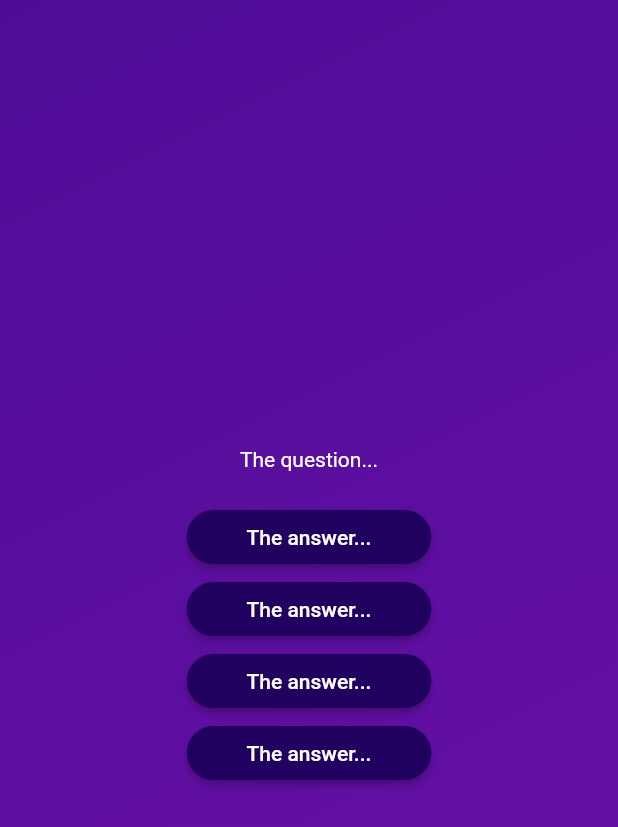
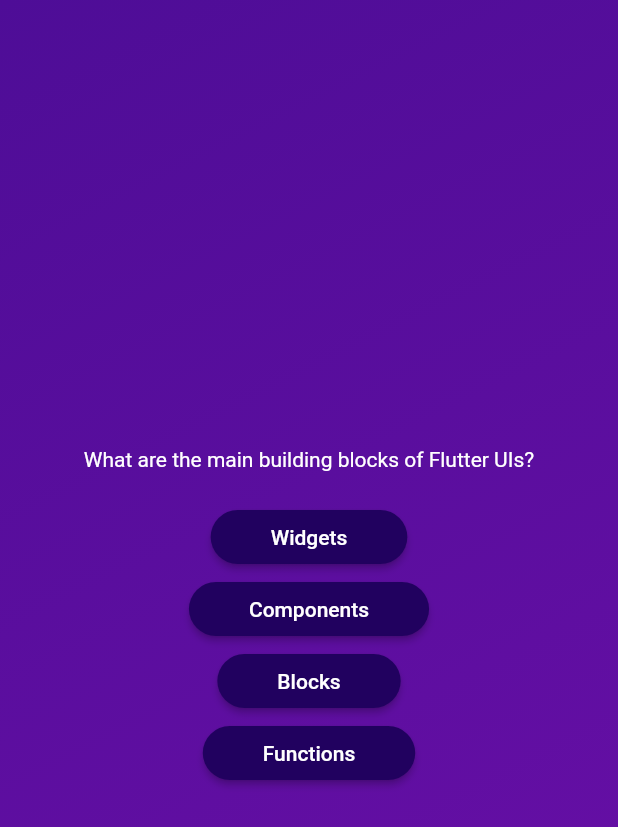
Before and after one commit to Mowgle88/quiz_app, a Flutter app: the screen it shows after launch, after a tap on "Start Quiz", on a phone screen of 412 x 824 dp. Shown: the top 827 px of the screen. Run offline on Flutter 3.47's test engine with Material 2 defaults, Android fonts, the phone set to English and light mode, and no system bars.

Commit message:
feat: add a Data Model and Dummy Data

```diff
--- /dev/null
+++ b/lib/data/questions.dart
@@ -0,0 +1,55 @@
+import 'package:quiz_app/models/quiz_questions.dart';
+
+const questions = [
+  QuizQuestion(
+    'What are the main building blocks of Flutter UIs?',
+    [
+      'Widgets',
+      'Components',
+      'Blocks',
+      'Functions',
+    ],
+  ),
+  QuizQuestion('How are Flutter UIs built?', [
+    'By combining widgets in code',
+    'By combining widgets in a visual editor',
+    'By defining widgets in config files',
+    'By using XCode for iOS and Android Studio for Android',
+  ]),
+  QuizQuestion(
+    'What\'s the purpose of a StatefulWidget?',
+    [
+      'Update UI as data changes',
+      'Update data as UI changes',
+      'Ignore data changes',
+      'Render UI that does not depend on data',
+    ],
+  ),
+  QuizQuestion(
+    'Which widget should you try to use more often: StatelessWidget or StatefulWidget?',
+    [
+      'StatelessWidget',
+      'StatefulWidget',
+      'Both are equally good',
+      'None of the above',
+    ],
+  ),
+  QuizQuestion(
+    'What happens if you change data in a StatelessWidget?',
+    [
+      'The UI is not updated',
+      'The UI is updated',
+      'The closest StatefulWidget is updated',
+      'Any nested StatefulWidgets are updated',
+    ],
+  ),
+  QuizQuestion(
+    'How should you update data inside of StatefulWidgets?',
+    [
+      'By calling setState()',
+      'By calling updateData()',
+      'By calling updateUI()',
+      'By calling updateState()',
+    ],
+  ),
+];
--- /dev/null
+++ b/lib/models/quiz_questions.dart
@@ -0,0 +1,6 @@
+class QuizQuestion {
+  const QuizQuestion(this.question, this.answers);
+
+  final String question;
+  final List<String> answers;
+}
--- a/lib/questions_screen.dart
+++ b/lib/questions_screen.dart
@@ -1,5 +1,6 @@
 import 'package:flutter/material.dart';
 import 'package:quiz_app/answer_button.dart';
+import 'package:quiz_app/data/questions.dart';
 
 class QuestionsScreen extends StatefulWidget {
   const QuestionsScreen({super.key});
@@ -11,34 +12,26 @@ class QuestionsScreen extends StatefulWidget {
 class _QuestionsScreenState extends State<QuestionsScreen> {
   @override
   Widget build(BuildContext context) {
+    final currentQuestion = questions[0];
+
     return SizedBox(
       width: double.infinity,
       child: Column(
         mainAxisAlignment: MainAxisAlignment.center,
         children: [
-          const Text(
-            'The question...',
-            style: TextStyle(color: Colors.white),
+          Text(
+            currentQuestion.question,
+            style: const TextStyle(color: Colors.white),
           ),
           const SizedBox(
             height: 20,
           ),
-          AnswerButton(
-            answerText: 'The answer...',
-            onTap: () {},
-          ),
-          AnswerButton(
-            answerText: 'The answer...',
-            onTap: () {},
-          ),
-          AnswerButton(
-            answerText: 'The answer...',
-            onTap: () {},
-          ),
-          AnswerButton(
-            answerText: 'The answer...',
-            onTap: () {},
-          ),
+          ...currentQuestion.answers.map(
+            (answer) => AnswerButton(
+              answerText: answer,
+              onTap: () {},
+            ),
+          )
         ],
       ),
     );
```
